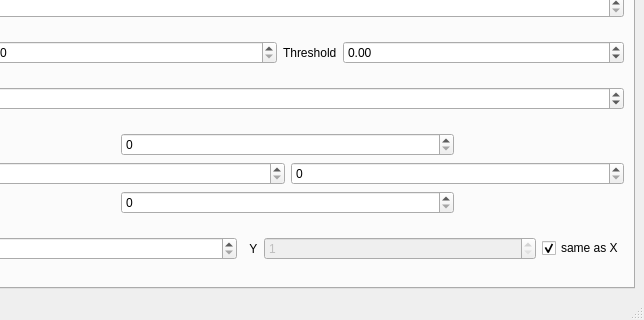
Qt form share/imblproc/imbl-ui.ui (AustralianSynchrotron/imblproc) before a commit; both pictures show x 149 to 793 and y 157 to 477 of the 793 by 477 pixel window.
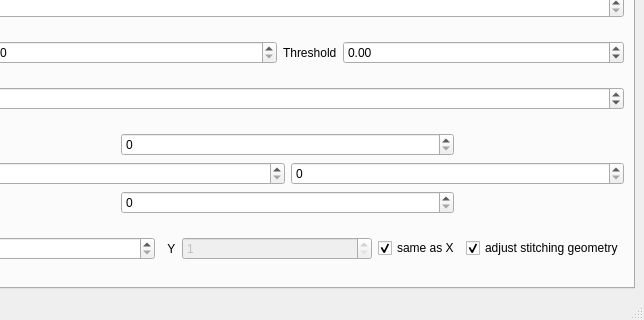
The same form after that commit. The open tabs and pages were chosen to show the change. Icons and pictures are not drawn.

Patch:
```diff
--- a/share/imblproc/imbl-ui.ui
+++ b/share/imblproc/imbl-ui.ui
@@ -909,6 +909,28 @@
             </property>
            </widget>
           </item>
+          <item>
+           <widget class="QCheckBox" name="binAdjust">
+            <property name="sizePolicy">
+             <sizepolicy hsizetype="Fixed" vsizetype="Fixed">
+              <horstretch>0</horstretch>
+              <verstretch>0</verstretch>
+             </sizepolicy>
+            </property>
+            <property name="toolTip">
+             <string>If ticked, current stitching parameters are adjusted on binning changes. Otherwise they remain untouched and will need to be corrected manually.</string>
+            </property>
+            <property name="text">
+             <string>adjust stitching geometry</string>
+            </property>
+            <property name="checked">
+             <bool>true</bool>
+            </property>
+            <property name="saveInConfig" stdset="0">
+             <number>0</number>
+            </property>
+           </widget>
+          </item>
          </layout>
         </item>
         <item row="1" column="1">
```
Left out of the diff: 40 changed lines with no effect on the pictures.
